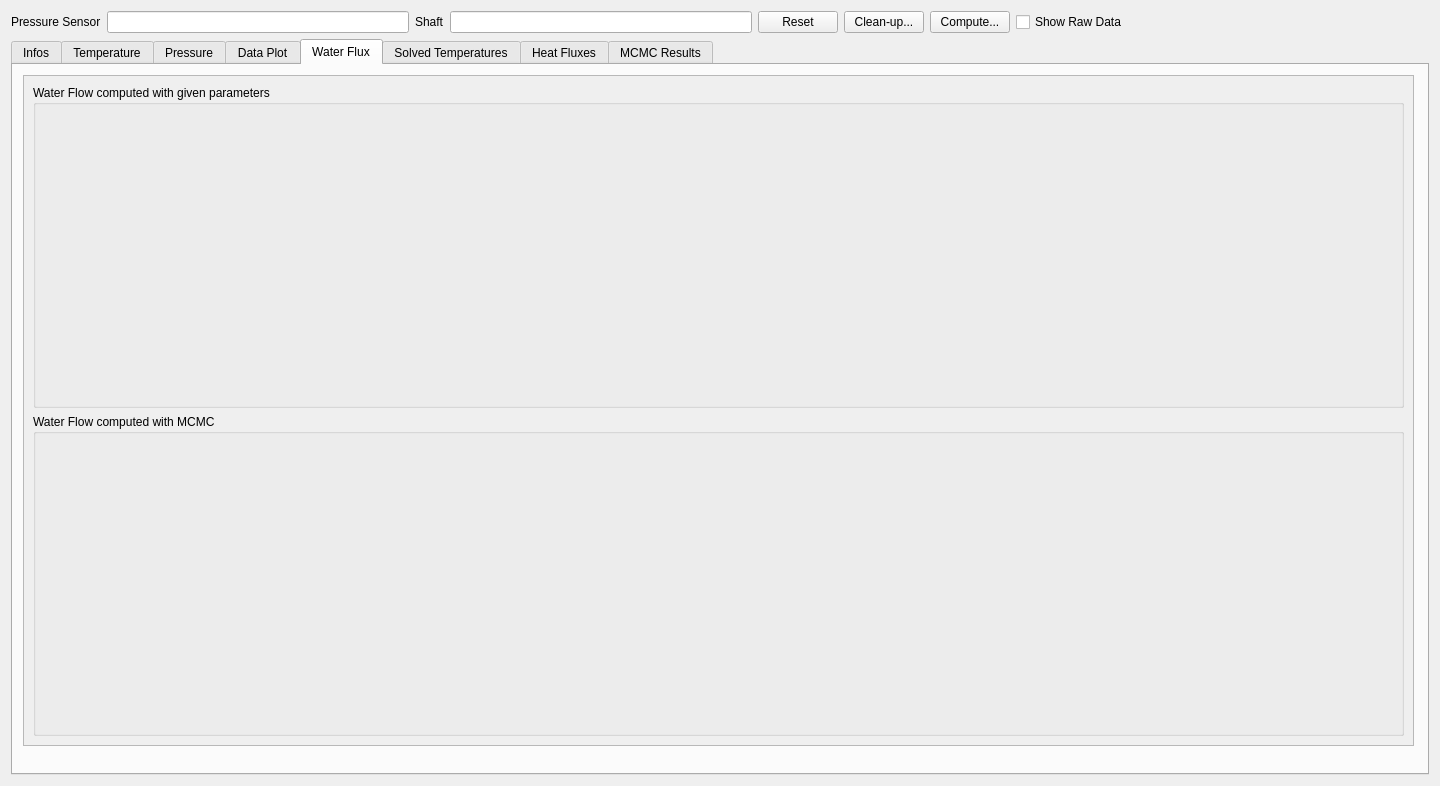
Above: molonaviz/widgetpoint.ui from SandraClodion/projet_molonaviz before the change. Below: the same form after it.
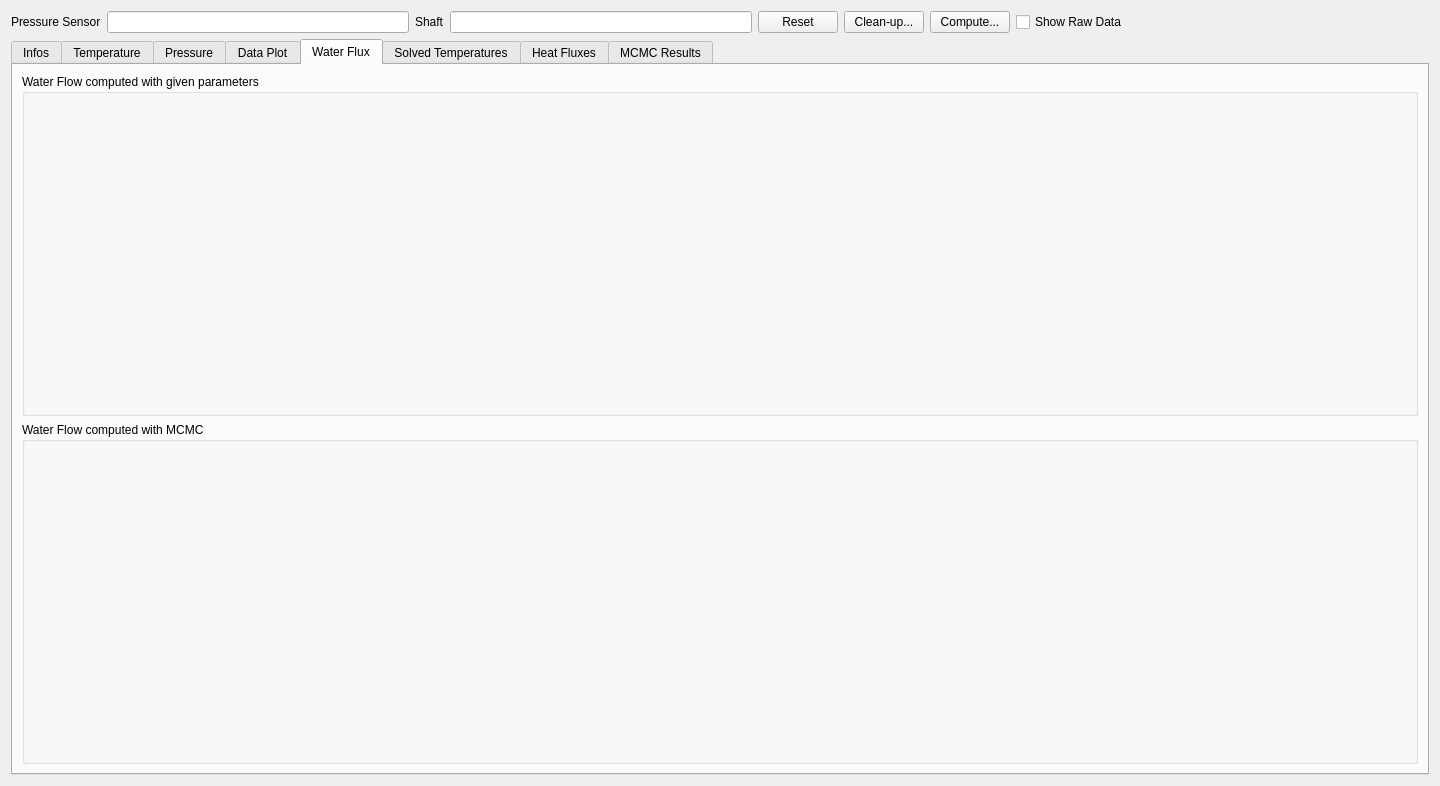
That is the form after the change.

```diff
--- a/molonaviz/widgetpoint.ui
+++ b/molonaviz/widgetpoint.ui
@@ -13,8 +13,8 @@
   <property name="windowTitle">
    <string>Form</string>
   </property>
-  <layout class="QGridLayout" name="gridLayout_5">
-   <item row="0" column="0">
+  <layout class="QVBoxLayout" name="verticalLayout_7">
+   <item>
     <layout class="QHBoxLayout" name="horizontalLayout">
      <item>
       <widget class="QLabel" name="label">
@@ -90,7 +90,7 @@
      </item>
     </layout>
    </item>
-   <item row="1" column="0">
+   <item>
     <widget class="QTabWidget" name="tabWidget">
      <property name="currentIndex">
       <number>4</number>
@@ -232,28 +232,7 @@
       <attribute name="title">
        <string>Water Flux</string>
       </attribute>
-      <widget class="QScrollArea" name="scrollArea_2">
-       <property name="geometry">
-        <rect>
-         <x>10</x>
-         <y>10</y>
-         <width>1391</width>
-         <height>671</height>
-        </rect>
-       </property>
-       <property name="widgetResizable">
-        <bool>true</bool>
-       </property>
-       <widget class="QWidget" name="scrollAreaWidgetContents_2">
-        <property name="geometry">
-         <rect>
-          <x>0</x>
-          <y>0</y>
-          <width>1389</width>
-          <height>669</height>
-         </rect>
-        </property>
-        <layout class="QVBoxLayout" name="verticalLayout_6">
+      <layout class="QVBoxLayout" name="verticalLayout_3">
          <item>
           <widget class="QGroupBox" name="groupBoxWaterSimple">
            <property name="title">
@@ -269,8 +248,6 @@
           </widget>
          </item>
         </layout>
-       </widget>
-      </widget>
      </widget>
      <widget class="QWidget" name="tabSolvedTemp">
       <attribute name="title">
```
Lines whose indentation alone changed are shown as unchanged.
